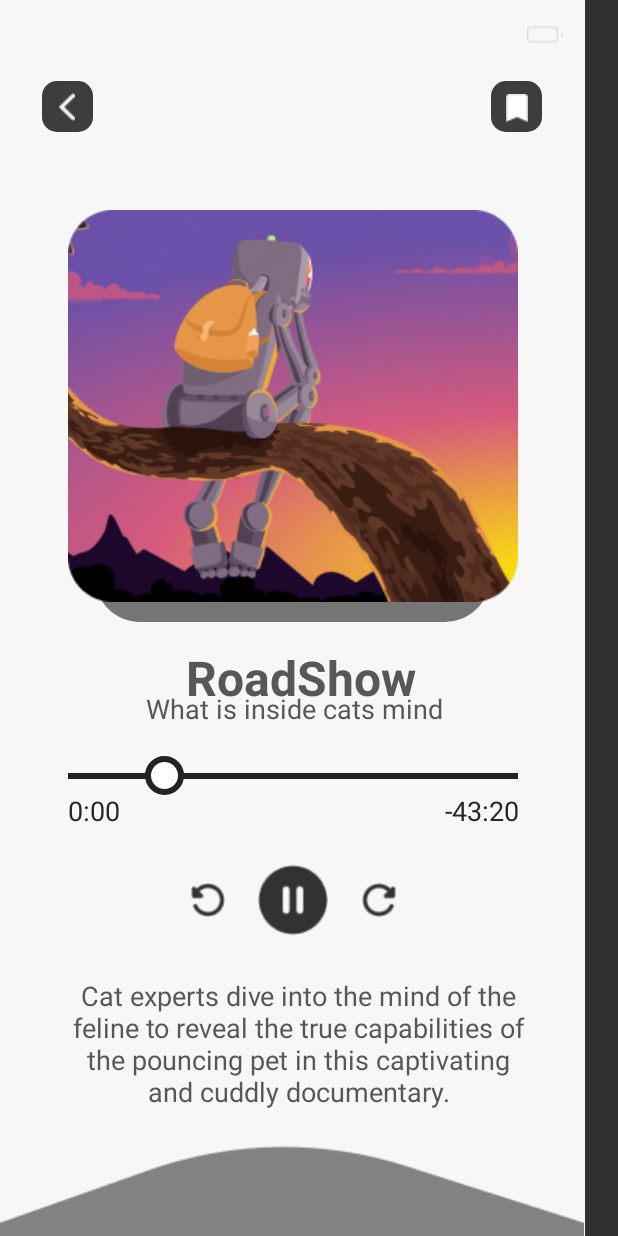
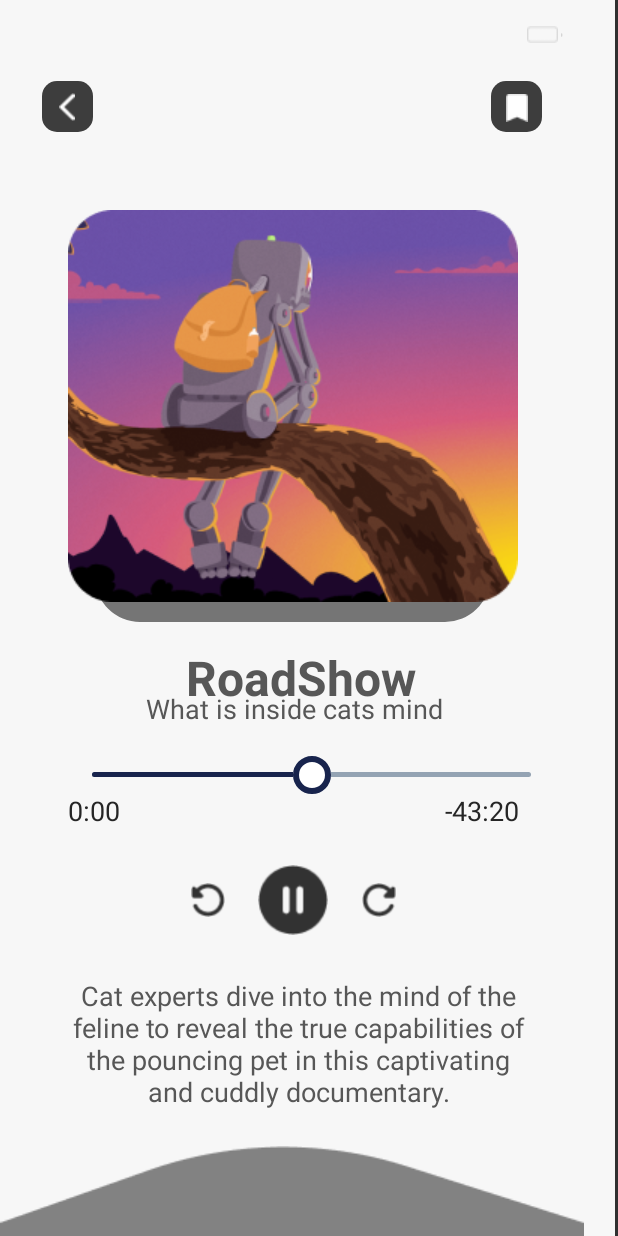
Before and after one commit to MinHieu2006/Braille-converter, an Android app: the screen it shows after launch (MainActivity), on a phone screen of 412 x 824 dp. Run offline under Robolectric (Android 15) with nearby library versions, the phone set to English and light mode, and no system bars.

Commit message:
Play aduio screen - 2

```diff
--- a/app/src/main/res/drawable-v24/ellipse_7_shape.xml
+++ b/app/src/main/res/drawable-v24/ellipse_7_shape.xml
@@ -2,6 +2,6 @@
 <!-- ellipse_7 from your XD file. -->
 <shape xmlns:android="http://schemas.android.com/apk/res/android"
 	android:shape="oval" >
-	<stroke android:color="#232323" android:width="4dp" />
+	<stroke android:color="#232323"  android:width="4dp"/>
 	<solid android:color="@color/home_indicator_color" />
 </shape>
--- /dev/null
+++ b/app/src/main/res/drawable/seek_bar_ruler.xml
@@ -0,0 +1,19 @@
+<?xml version="1.0" encoding="utf-8"?>
+<layer-list xmlns:android="http://schemas.android.com/apk/res/android">
+    <item android:id="@android:id/background">
+        <shape android:shape="rectangle">
+            <solid
+                android:color="#94A3B3" />
+            <corners android:radius="2dp" />
+        </shape>
+    </item>
+    <item android:id="@android:id/progress">
+        <clip>
+            <shape android:shape="rectangle">
+                <solid
+                    android:color="#18244D" />
+                <corners android:radius="2dp" />
+            </shape>
+        </clip>
+    </item>
+</layer-list>
--- /dev/null
+++ b/app/src/main/res/drawable/seek_bar_slider.xml
@@ -0,0 +1,15 @@
+<?xml version="1.0" encoding="utf-8"?>
+<shape xmlns:android="http://schemas.android.com/apk/res/android"
+    android:shape="oval"
+    >
+
+    <solid android:color="#FFFFFF" />
+    <stroke
+        android:width="4dp"
+        android:color="#18244D"
+        />
+    <size
+        android:width="25dp"
+        android:height="25dp"
+        />
+</shape>
--- a/app/src/main/res/layout/podcasto_episode.xml
+++ b/app/src/main/res/layout/podcasto_episode.xml
@@ -1,20 +1,5 @@
 <HorizontalScrollView xmlns:android="http://schemas.android.com/apk/res/android" xmlns:tools="http://schemas.android.com/tools"
 	android:layout_width="match_parent" android:layout_height="wrap_content" >
-	<!--
-	/*
-	 *	This content is generated from the API File Info.
-	 *	(Alt+Shift+Ctrl+I).
-	 *
-	 *	@desc
-	 *	@file 		podcasto_episode
-	 *	@date 		Monday 26th of September 2022 12:04:55 PM
-	 *	@title 		FInal-NormalMode
-	 *	@author
-	 *	@keywords
-	 *	@generator 	Export Kit v1.3.figma
-	 *
-	 */
-	-->
 	<ScrollView android:id="@+id/podcasto_episode"
 		android:layout_width="wrap_content"
 		android:layout_height="match_parent" >
@@ -27,7 +12,7 @@
 				android:background="@drawable/_bg__podcasto_episode_shape"
 				 android:layout_marginStart="0dp"
 				android:layout_marginTop="0dp"
-				android:layout_width="390dp"
+				android:layout_width="410dp"
 				android:layout_height="844dp" />
 
 			<ImageView android:id="@+id/vector_1"
@@ -153,6 +138,7 @@
 
 			</RelativeLayout>
 
+
 			<View   android:id="@+id/rectangle_3"
 				android:background="@drawable/rectangle_3_shape"
 				 android:layout_marginStart="28dp"
@@ -206,12 +192,12 @@
 				android:textSize="18sp" />
 
 
-			<RelativeLayout android:id="@+id/group_11"
-				android:layout_marginTop="504dp"
-				android:layout_marginStart="45dp"
+			<RelativeLayout
+				android:id="@+id/group_11"
 				android:layout_width="wrap_content"
 				android:layout_height="wrap_content"
-				>
+				android:layout_marginStart="45dp"
+				android:layout_marginTop="504dp">
 
 				<TextView
 					android:id="@+id/_0_00"
@@ -233,19 +219,17 @@
 					android:textColor="@color/_0_00_color"
 					android:textSize="18sp" />
 
-				<View   android:id="@+id/line_1"
-					android:background="@drawable/line_1_shape"
-					 android:layout_marginStart="0dp"
-					android:layout_marginTop="11dp"
-					android:layout_width="300dp"
-					android:layout_height="4dp" />
 
-				<View   android:id="@+id/ellipse_7"
-					android:background="@drawable/ellipse_7_shape"
-					 android:layout_marginStart="51dp"
-					android:layout_marginTop="0dp"
-					android:layout_width="26dp"
-					android:layout_height="26dp" />
+				<SeekBar
+					android:id="@+id/seekBar"
+					android:layout_width="match_parent"
+					android:layout_height="wrap_content"
+					android:maxHeight="3dp"
+					android:minHeight="3dp"
+					android:progress="50"
+					android:progressDrawable="@drawable/seek_bar_ruler"
+					android:thumb="@drawable/seek_bar_slider"
+					/>
 
 			</RelativeLayout>
 
```
